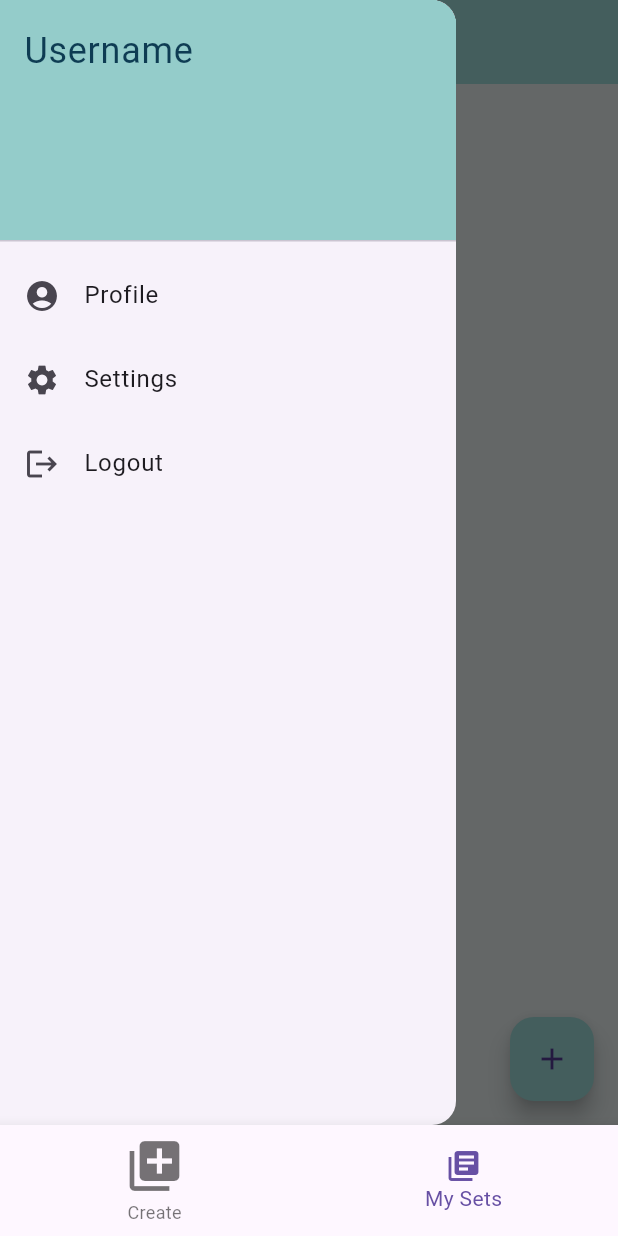
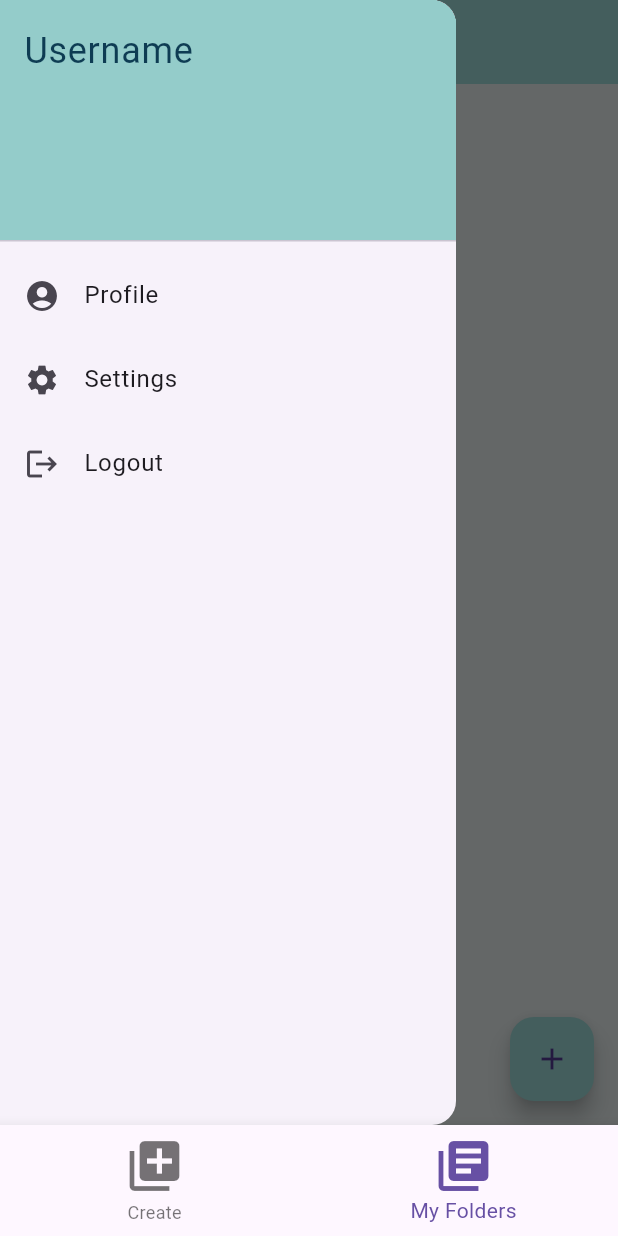
Before and after one commit to Aqua-rise/Website-Code, a Flutter app: the screen it shows once a user with an empty profile is signed in, with the side drawer open, on a phone screen of 412 x 824 dp. Run offline on Flutter 3.47's test engine with Material 3 defaults, Android fonts, the phone set to English and light mode, and no system bars; our stand-ins replace cloud_firestore, firebase_auth, firebase_core, google_sign_in, shared_preferences; accounts and stored records are empty.

Commit message:
I don't know what I changed

```diff
--- a/lib/Pages/home_page.dart
+++ b/lib/Pages/home_page.dart
@@ -61,8 +61,11 @@ class _HomePageState extends State<HomePage> {
             label: 'Create',
           ),
           BottomNavigationBarItem(
-            icon: Icon(Icons.library_books),
-            label: 'My Sets',
+            icon: Icon(
+              Icons.library_books,
+              size: 40,
+            ),
+            label: 'My Folders',
           ),
           // BottomNavigationBarItem(
           //   icon: Icon(Icons.person),
```
Also changed, not shown: lib/images/flash-card.png (added), lib/images/folder.png (added), pubspec.lock.
